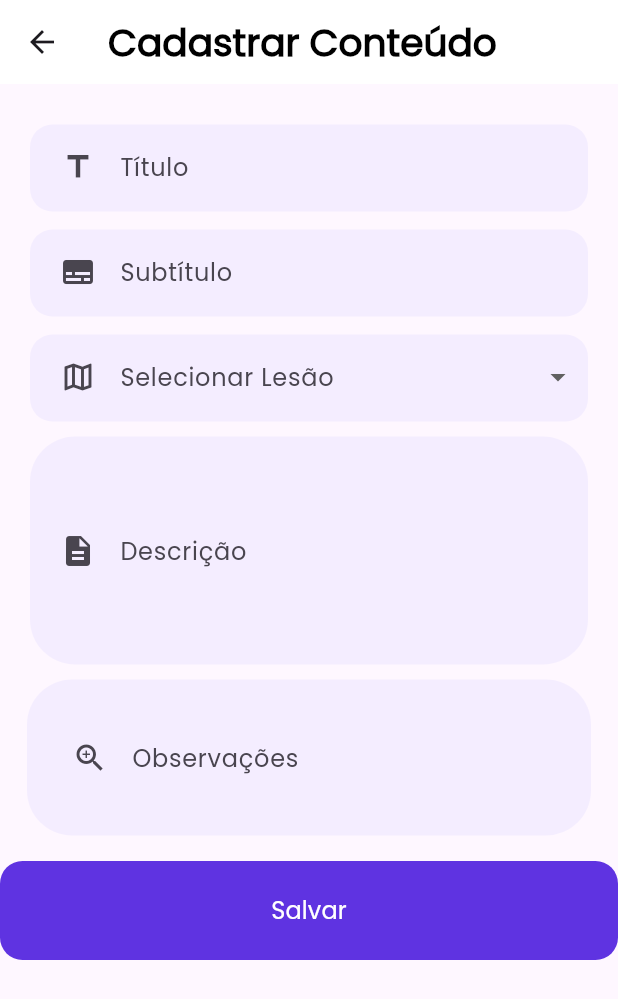
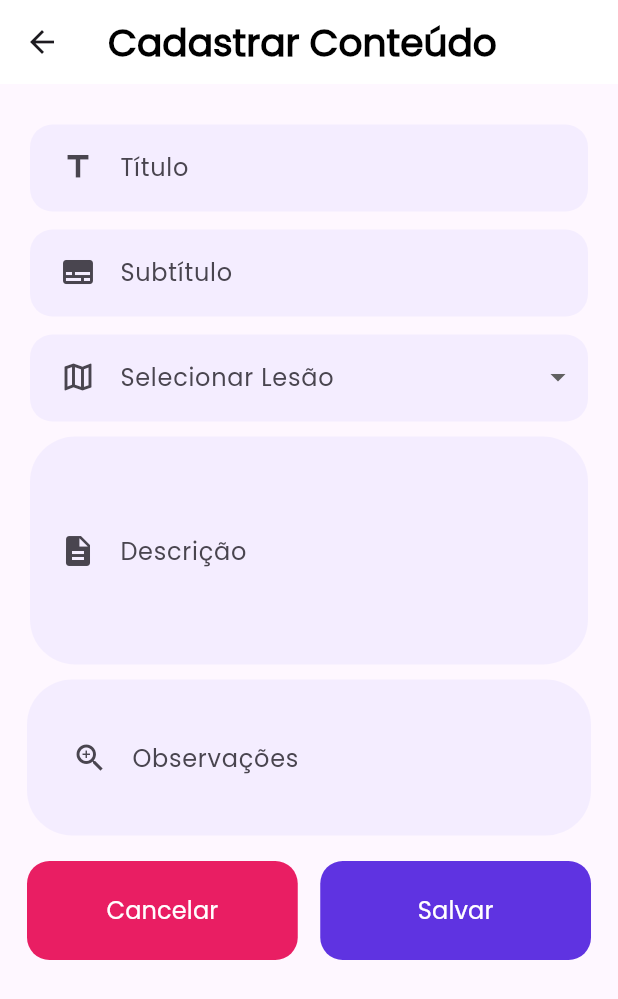
Before and after one commit to dvdgd/prev-ler-proj-mobile, a Flutter app: the RegisterContentPage screen opened directly, on a phone screen of 412 x 824 dp. Shown: the top 999 px of the screen. Run offline on Flutter 3.47's test engine with Material 2 defaults, Android fonts, the phone set to English and light mode, and no system bars; our stand-ins replace flutter_dotenv, flutter_riverpod, flutter_secure_storage, jwt_decoder; accounts and stored records are empty.

Commit message:
screen add content completed

```diff
--- a/lib/pages/home/content/register_content.dart
+++ b/lib/pages/home/content/register_content.dart
@@ -115,13 +115,26 @@ class _RegisterContentPageState extends State<RegisterContentPage> {
                     height: 15,
                   ),
                   spaceBetweenFields(),
-                  CustomButton(
-                    text: 'Salvar',
-                    onTap: () => Navigator.push(
-                      context,
-                      MaterialPageRoute(
-                        builder: (context) => const ManagementContentPage(),
-                      ),
+                  Container(
+                    padding: const EdgeInsets.symmetric(horizontal: 18),
+                    child: Row(
+                      mainAxisAlignment: MainAxisAlignment.spaceEvenly,
+                      children: [
+                        Expanded(
+                          child: CustomButton(
+                            buttonColor: Colors.pink,
+                            text: 'Cancelar',
+                            onTap: () {},
+                          ),
+                        ),
+                        const SizedBox(width: 15),
+                        Expanded(
+                          child: CustomButton(
+                            text: 'Salvar',
+                            onTap: () {},
+                          ),
+                        ),
+                      ],
                     ),
                   ),
                 ],
```
